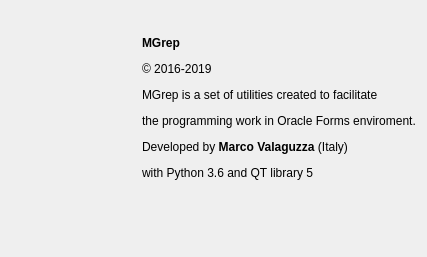
Old version of the form source/qtdesigner/program_info_ui.ui in the repository MValaguz/MGrep.
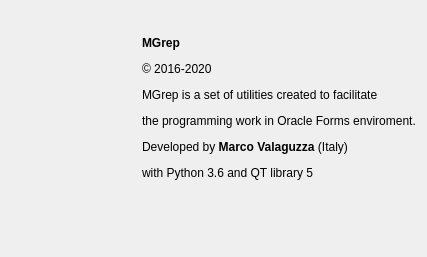
New version of the form. Icons and pictures are not drawn.

Diff of the .ui file:
```diff
--- a/source/qtdesigner/program_info_ui.ui
+++ b/source/qtdesigner/program_info_ui.ui
@@ -21,7 +21,7 @@
    <item row="0" column="1">
     <widget class="QLabel" name="label_2">
      <property name="text">
-      <string>&lt;html&gt;&lt;head/&gt;&lt;body&gt;&lt;p&gt;&lt;span style=&quot; font-weight:600;&quot;&gt;MGrep &lt;/span&gt;&lt;/p&gt;&lt;p&gt;© 2016-2019&lt;/p&gt;&lt;p&gt;MGrep is a set of utilities created to facilitate &lt;/p&gt;&lt;p&gt;the programming work in Oracle Forms enviroment.&lt;/p&gt;&lt;p&gt;Developed by &lt;span style=&quot; font-weight:600;&quot;&gt;Marco Valaguzza&lt;/span&gt; (Italy) &lt;/p&gt;&lt;p&gt;with Python 3.6 and QT library 5&lt;/p&gt;&lt;p&gt;&lt;br/&gt;&lt;/p&gt;&lt;/body&gt;&lt;/html&gt;</string>
+      <string>&lt;html&gt;&lt;head/&gt;&lt;body&gt;&lt;p&gt;&lt;span style=&quot; font-weight:600;&quot;&gt;MGrep &lt;/span&gt;&lt;/p&gt;&lt;p&gt;© 2016-2020&lt;/p&gt;&lt;p&gt;MGrep is a set of utilities created to facilitate &lt;/p&gt;&lt;p&gt;the programming work in Oracle Forms enviroment.&lt;/p&gt;&lt;p&gt;Developed by &lt;span style=&quot; font-weight:600;&quot;&gt;Marco Valaguzza&lt;/span&gt; (Italy) &lt;/p&gt;&lt;p&gt;with Python 3.6 and QT library 5&lt;/p&gt;&lt;p&gt;&lt;br/&gt;&lt;/p&gt;&lt;/body&gt;&lt;/html&gt;</string>
      </property>
      <property name="alignment">
       <set>Qt::AlignLeading|Qt::AlignLeft|Qt::AlignVCenter</set>
```
